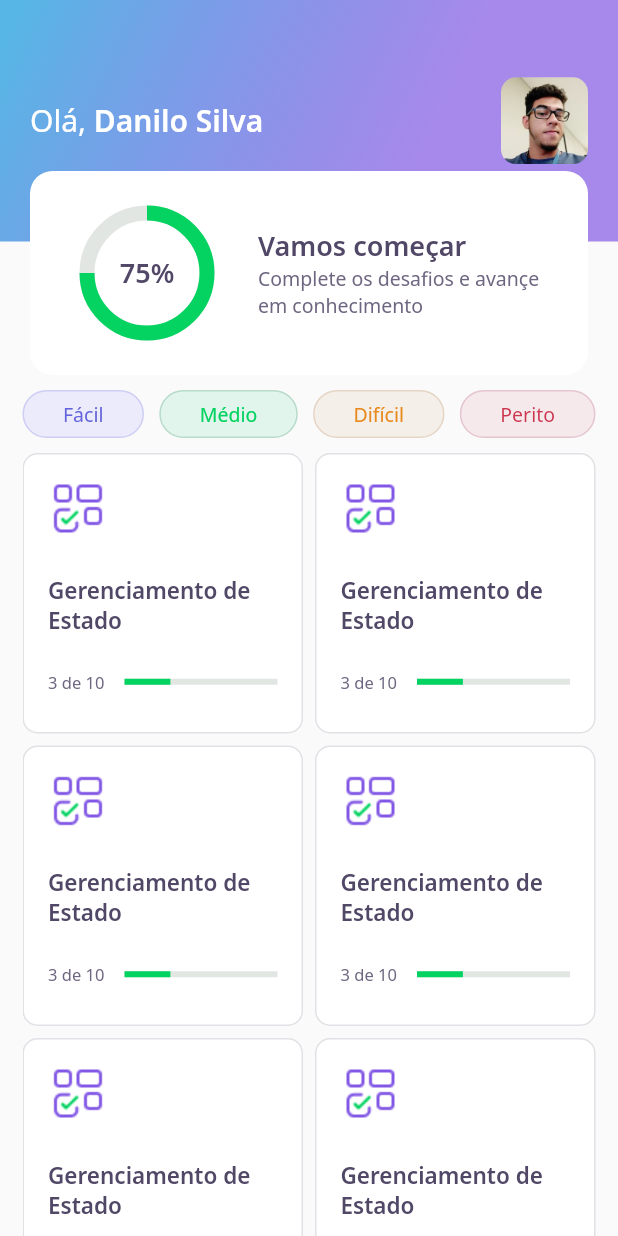
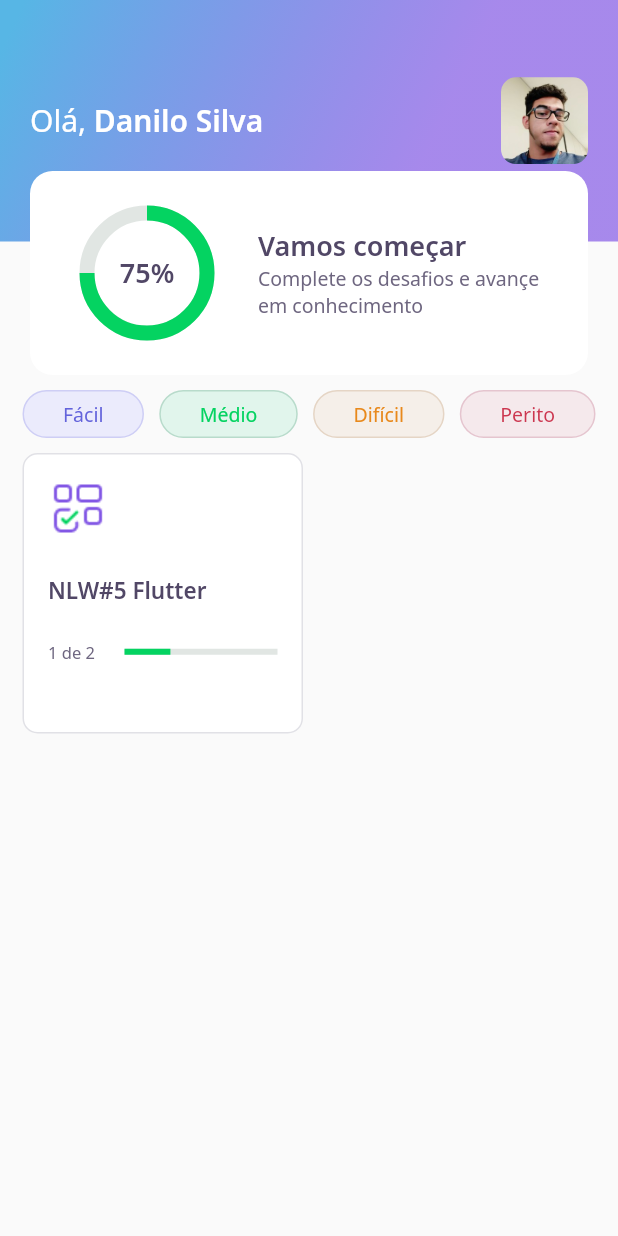
Before and after one commit to DanSilva41/dev_quiz, a Flutter app: the screen it shows after launch, on a phone screen of 412 x 824 dp. Run offline on Flutter 3.47's test engine with Material 2 defaults, Android fonts, the phone set to English and light mode, and no system bars; our stand-ins replace google_fonts.

```diff
--- /dev/null
+++ b/assets/database/user.json
@@ -0,0 +1,5 @@
+{
+    "name": "Danilo Silva",
+    "photoUrl": "assets/images/profile.jpeg",
+    "score": 80
+}
--- a/lib/challenge/widgets/answer/answer_widget.dart
+++ b/lib/challenge/widgets/answer/answer_widget.dart
@@ -42,7 +42,8 @@ class AnswerWidget extends StatelessWidget {
                             ? _selectedBorderRight
                             : AppColors.border))),
                 child: selected
-                    ? Icon(Icons.check, color: AppColors.white, size: 16)
+                    ? Icon(selected ? _selectedIconRight : Icons.check,
+                        color: AppColors.white, size: 16)
                     : null)
           ],
         ),
--- /dev/null
+++ b/lib/home/home_controller.dart
@@ -0,0 +1,31 @@
+import 'package:dev_quiz/home/home_repository.dart';
+import 'package:dev_quiz/home/home_state.dart';
+import 'package:dev_quiz/shared/models/quiz_model.dart';
+import 'package:dev_quiz/shared/models/user_model.dart';
+import 'package:flutter/foundation.dart';
+
+class HomeController {
+  final ValueNotifier<HomeState> stateNotifier =
+      ValueNotifier<HomeState>(HomeState.empty);
+
+  final homeRepository = new HomeRepository();
+
+  UserModel? user;
+  List<QuizModel>? quizzes;
+
+  set state(HomeState state) => this.stateNotifier.value = state;
+  HomeState get state => this.stateNotifier.value;
+
+  void getUser() async {
+    state = HomeState.loading;
+    this.user = await this.homeRepository.getUser();
+    state = HomeState.success;
+  }
+
+  void getQuizzes() async {
+    state = HomeState.loading;
+
+    this.quizzes = await this.homeRepository.getQuizzes();
+    state = HomeState.success;
+  }
+}
--- a/lib/home/home_page.dart
+++ b/lib/home/home_page.dart
@@ -1,3 +1,6 @@
+import 'package:dev_quiz/core/app_colors.dart';
+import 'package:dev_quiz/home/home_controller.dart';
+import 'package:dev_quiz/home/home_state.dart';
 import 'package:dev_quiz/home/widgets/app_bar/app_bar_widget.dart';
 import 'package:dev_quiz/home/widgets/level_button/level_button_widget.dart';
 import 'package:dev_quiz/home/widgets/quiz_card/quiz_card_widget.dart';
@@ -11,10 +14,23 @@ class HomePage extends StatefulWidget {
 }
 
 class _HomePageState extends State<HomePage> {
+  final controller = HomeController();
+
+  @override
+  void initState() {
+    super.initState();
+    this.controller.getUser();
+    this.controller.getQuizzes();
+    this.controller.stateNotifier.addListener(() {
+      setState(() {});
+    });
+  }
+
   @override
   Widget build(BuildContext context) {
+    if (this.controller.state == HomeState.success) {
       return Scaffold(
-        appBar: AppBarWidget(),
+          appBar: AppBarWidget(user: this.controller.user!),
           body: Padding(
               padding: const EdgeInsets.symmetric(horizontal: 15),
               child: Column(
@@ -39,18 +55,26 @@ class _HomePageState extends State<HomePage> {
                       crossAxisCount: 2,
                       crossAxisSpacing: 8,
                       mainAxisSpacing: 8,
-                    children: [
-                      QuizCardWidget(),
-                      QuizCardWidget(),
-                      QuizCardWidget(),
-                      QuizCardWidget(),
-                      QuizCardWidget(),
-                      QuizCardWidget(),
-                      QuizCardWidget(),
-                    ],
+                      children: this
+                          .controller
+                          .quizzes!
+                          .map((quiz) => QuizCardWidget(
+                              title: quiz.title,
+                              image: quiz.image,
+                              questionsAnswered: quiz.questionsAnswered,
+                              totalQuestions: quiz.questions.length))
+                          .toList(),
                     ),
                   )
                 ],
               )));
+    } else {
+      return Scaffold(
+          body: Center(
+        child: CircularProgressIndicator(
+          valueColor: AlwaysStoppedAnimation<Color>(AppColors.darkGreen),
+        ),
+      ));
     }
   }
+}
--- /dev/null
+++ b/lib/home/home_state.dart
@@ -0,0 +1 @@
+enum HomeState { success, loading, error, empty }
--- a/lib/home/widgets/app_bar/app_bar_widget.dart
+++ b/lib/home/widgets/app_bar/app_bar_widget.dart
@@ -1,9 +1,12 @@
 import 'package:dev_quiz/core/core.dart';
 import 'package:dev_quiz/home/widgets/score_card/score_card_widget.dart';
+import 'package:dev_quiz/shared/models/user_model.dart';
 import 'package:flutter/widgets.dart';
 
 class AppBarWidget extends PreferredSize {
-  AppBarWidget()
+  final UserModel user;
+
+  AppBarWidget({required this.user})
       : super(
             preferredSize: Size.fromHeight(250),
             child: Container(
--- a/lib/home/widgets/quiz_card/quiz_card_widget.dart
+++ b/lib/home/widgets/quiz_card/quiz_card_widget.dart
@@ -4,7 +4,18 @@ import 'package:dev_quiz/shared/widgets/progress_indicator/progress_indicator_wi
 import 'package:flutter/material.dart';
 
 class QuizCardWidget extends StatelessWidget {
-  const QuizCardWidget({Key? key}) : super(key: key);
+  final String title;
+  final String image;
+  final int questionsAnswered;
+  final int totalQuestions;
+
+  const QuizCardWidget(
+      {Key? key,
+      required this.title,
+      required this.image,
+      required this.questionsAnswered,
+      required this.totalQuestions})
+      : super(key: key);
 
   @override
   Widget build(BuildContext context) {
@@ -25,12 +36,14 @@ class QuizCardWidget extends StatelessWidget {
           Container(
               height: 40, width: 40, child: Image.asset(AppImages.blocks)),
           SizedBox(height: 24),
-          Text("Gerenciamento de Estado", style: AppTextStyles.heading15),
+          Text(this.title, style: AppTextStyles.heading15),
           SizedBox(height: 24),
           Row(
             children: [
               Expanded(
-                  flex: 1, child: Text("3 de 10", style: AppTextStyles.body11)),
+                  flex: 1,
+                  child: Text("$questionsAnswered de $totalQuestions",
+                      style: AppTextStyles.body11)),
               Expanded(
                 flex: 2,
                 child: ProgressIndicatorWidget(
--- a/lib/shared/models/quiz_model.dart
+++ b/lib/shared/models/quiz_model.dart
@@ -1,18 +1,45 @@
+import 'dart:convert';
+
 import 'package:dev_quiz/shared/enums/level_enum.dart';
 import 'package:dev_quiz/shared/models/question_mode.dart';
 
 class QuizModel {
   final String title;
   final List<QuestionModel> questions;
-  final int questionAnswered;
+  final int questionsAnswered;
   final String image;
   final Level level;
 
   QuizModel(
       {required this.title,
       required this.questions,
-      this.questionAnswered = 0,
+      this.questionsAnswered = 0,
       required this.image,
       required this.level})
-      : assert(questions.length == 4);
+      : assert(questions.length > 0);
+
+  Map<String, dynamic> toMap() {
+    return {
+      'title': title,
+      'questions': questions.map((x) => x.toMap()).toList(),
+      'questionsAnswered': questionsAnswered,
+      'image': image,
+      'level': level.parse,
+    };
+  }
+
+  factory QuizModel.fromMap(Map<String, dynamic> map) {
+    return QuizModel(
+        title: map['title'],
+        questions: List<QuestionModel>.from(
+            map['questions']?.map((x) => QuestionModel.fromMap(x))),
+        questionsAnswered: map['questionsAnswered'],
+        image: map['image'],
+        level: map['level'].toString().parse);
+  }
+
+  String toJson() => json.encode(toMap());
+
+  factory QuizModel.fromJson(String source) =>
+      QuizModel.fromMap(json.decode(source));
 }
--- a/lib/shared/models/user_model.dart
+++ b/lib/shared/models/user_model.dart
@@ -1,7 +1,30 @@
+import 'dart:convert';
+
 class UserModel {
   final String name;
   final String photoUrl;
   final int score;
 
-  UserModel({required this.name, required this.photoUrl, required this.score});
+  UserModel({required this.name, required this.photoUrl, this.score = 0});
+
+  Map<String, dynamic> toMap() {
+    return {
+      'name': name,
+      'photoUrl': photoUrl,
+      'score': score,
+    };
+  }
+
+  factory UserModel.fromMap(Map<String, dynamic> map) {
+    return UserModel(
+      name: map['name'],
+      photoUrl: map['photoUrl'],
+      score: map['score'],
+    );
+  }
+
+  String toJson() => json.encode(toMap());
+
+  factory UserModel.fromJson(String source) =>
+      UserModel.fromMap(json.decode(source));
 }
--- a/pubspec.yaml
+++ b/pubspec.yaml
@@ -3,7 +3,7 @@ description: DevQuiz - NLW#5
 version: 1.0.0+1
 
 environment:
-  sdk: '>=2.12.0 <3.0.0'
+  sdk: ">=2.12.0 <3.0.0"
 
 dependencies:
   flutter:
@@ -18,5 +18,6 @@ dev_dependencies:
 flutter:
   assets:
     - assets/images/
+    - assets/database/
 
   uses-material-design: true
```
Also changed, not shown: assets/database/quizzes.json (added, +46 -0 lines), lib/home/home_repository.dart (added, +19 -0 lines), lib/shared/enums/level_enum.dart (+18 -0 lines), lib/shared/models/answer_model.dart (+21 -0 lines), lib/shared/models/question_mode.dart (+22 -0 lines). Lines whose indentation alone changed are shown as unchanged.
